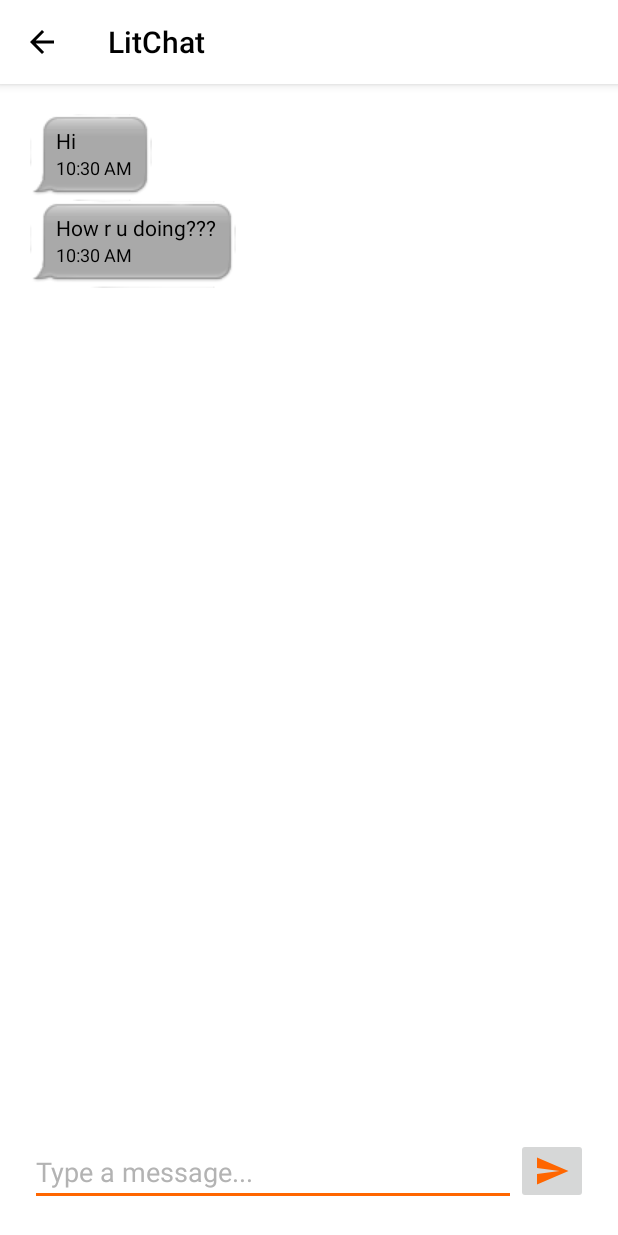
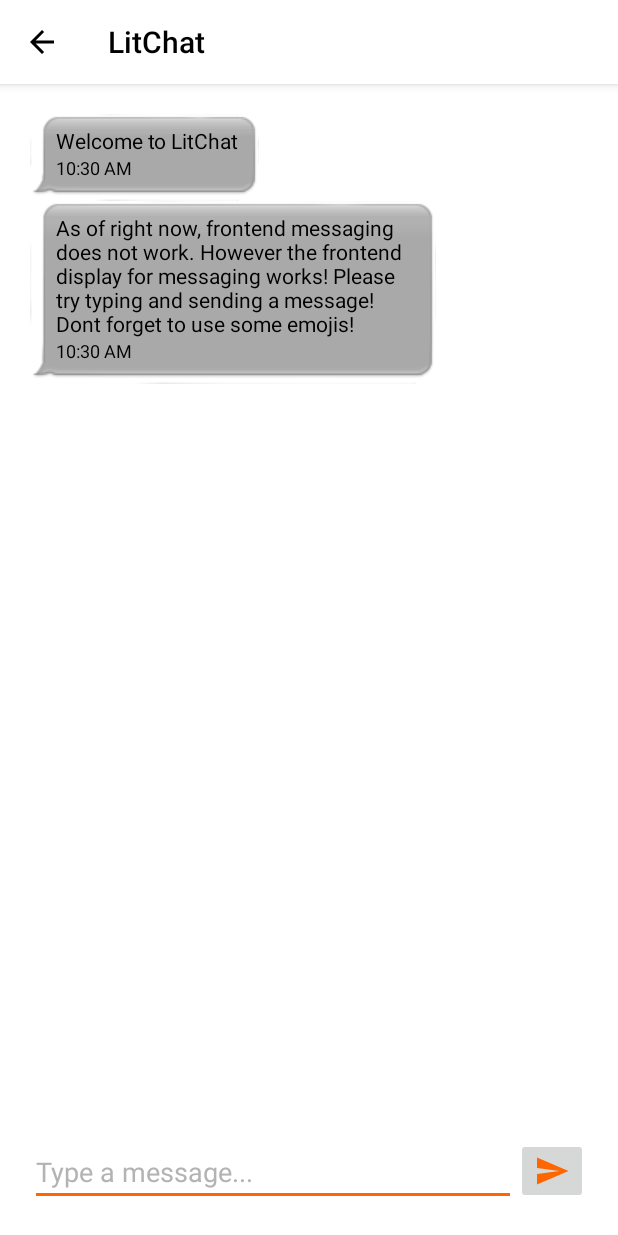
Before and after one commit to shemarez/LitChat, an Android app: the MessageActivity screen opened directly, with no data from a screen before it, on a phone screen of 412 x 824 dp. Run offline under Robolectric (Android 15) with nearby library versions, the phone set to English and light mode, and no system bars.

```diff
--- a/app/src/main/AndroidManifest.xml
+++ b/app/src/main/AndroidManifest.xml
@@ -15,7 +15,8 @@
         tools:replace="android:icon">
         <activity
             android:name=".LoginActivity"
-            android:theme="@style/LoginTheme">
+            android:theme="@style/LoginTheme"
+            android:screenOrientation="portrait">
             <intent-filter>
                 <action android:name="android.intent.action.MAIN" />
 
@@ -24,7 +25,8 @@
         </activity>
         <activity
             android:name=".SignupActivity"
-            android:theme="@style/LoginTheme" />
+            android:theme="@style/LoginTheme"
+            android:screenOrientation="portrait"/>
         <activity
             android:name=".HomepageActivity"
             android:label="@string/title_activity_homepage"
--- a/app/src/main/java/tcss450/uw/edu/hitmeupv2/HomepageActivity.java
+++ b/app/src/main/java/tcss450/uw/edu/hitmeupv2/HomepageActivity.java
@@ -94,7 +94,7 @@ public class HomepageActivity extends AppCompatActivity implements NavigationVie
         MessagingAPI api = retrofit.create(MessagingAPI.class);
 
 
-        //TODO: This activity should remember the current mUserId, so when you press back, it doesnt crash
+        // This activity should remember the current mUserId, so when you press back, it doesnt crash
 //        if(getUserId != null) {
             System.out.println("mUserId: " + mUserId);
             Call<List<Conversation>> call = api.getConversations(mUserId);
--- a/app/src/main/java/tcss450/uw/edu/hitmeupv2/LoginActivity.java
+++ b/app/src/main/java/tcss450/uw/edu/hitmeupv2/LoginActivity.java
@@ -117,7 +117,6 @@ public class LoginActivity extends AppCompatActivity {
                         if (user.getMessage().equals("Success")) {
                             startActivity(intent); //Switch to new activity
                         } else {
-                            //TODO: Handle error when logging in. Pop up a toast?
                             Log.w("LoginActivity", "Login Error, Please Try Again");
                             snackbar.setText("Invalid username or password");
 
--- a/app/src/main/java/tcss450/uw/edu/hitmeupv2/MessageActivity.java
+++ b/app/src/main/java/tcss450/uw/edu/hitmeupv2/MessageActivity.java
@@ -42,7 +42,7 @@ public class MessageActivity extends AppCompatActivity  {
         super.onCreate(savedInstanceState);
         setContentView(R.layout.activity_message);
         initControls();
-        // TODO: must update once communicating with server
+        //  must update once communicating with server
         ActionBar actionBar = getSupportActionBar();
         actionBar.setDisplayHomeAsUpEnabled(true);
 
@@ -139,14 +139,16 @@ public class MessageActivity extends AppCompatActivity  {
         ChatMessage msg = new ChatMessage();
         msg.setId(1);
         msg.setMe(false);
-        msg.setMessage("Hi");
+        msg.setMessage("Welcome to LitChat");
 //        msg.setDate(DateFormat.getDateTimeInstance().format(new Date()));
         msg.setDate(getCurrentTime());
         chatHistory.add(msg);
         ChatMessage msg1 = new ChatMessage();
         msg1.setId(2);
         msg1.setMe(false);
-        msg1.setMessage("How r u doing???");
+        msg1.setMessage("As of right now, frontend messaging does not work. However " +
+                "the frontend display for messaging works! Please try typing and " +
+                "sending a message! Dont forget to use some emojis!");
 //        msg1.setDate(DateFormat.getDateTimeInstance().format(new Date()));
         msg1.setDate(getCurrentTime());
         chatHistory.add(msg1);
--- a/app/src/main/res/layout/content_homepage_list.xml
+++ b/app/src/main/res/layout/content_homepage_list.xml
@@ -22,6 +22,8 @@
         android:layout_toRightOf="@id/profile_pic"
         android:textColor="@color/textColorHint"
         android:gravity="center_vertical"
+        android:maxLines="1"
+        android:ellipsize="end"
       >
     </TextView>
 
```
Also changed, not shown: app/src/main/java/tcss450/uw/edu/hitmeupv2/FriendsActivity.java (+11 -3 lines).
